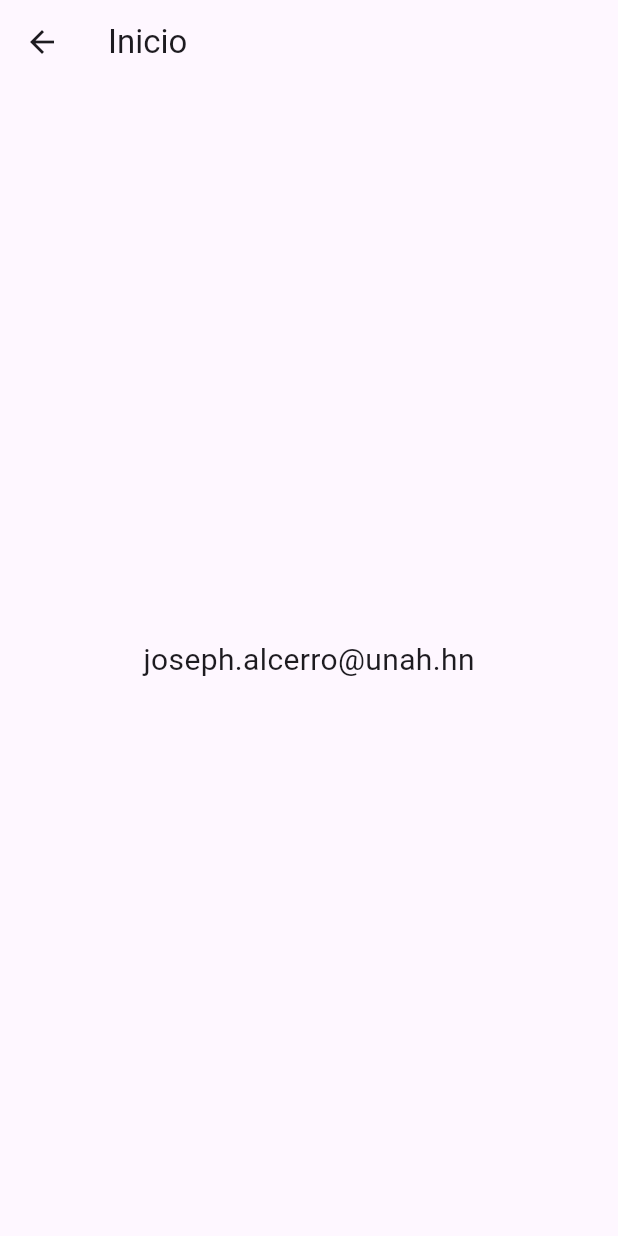
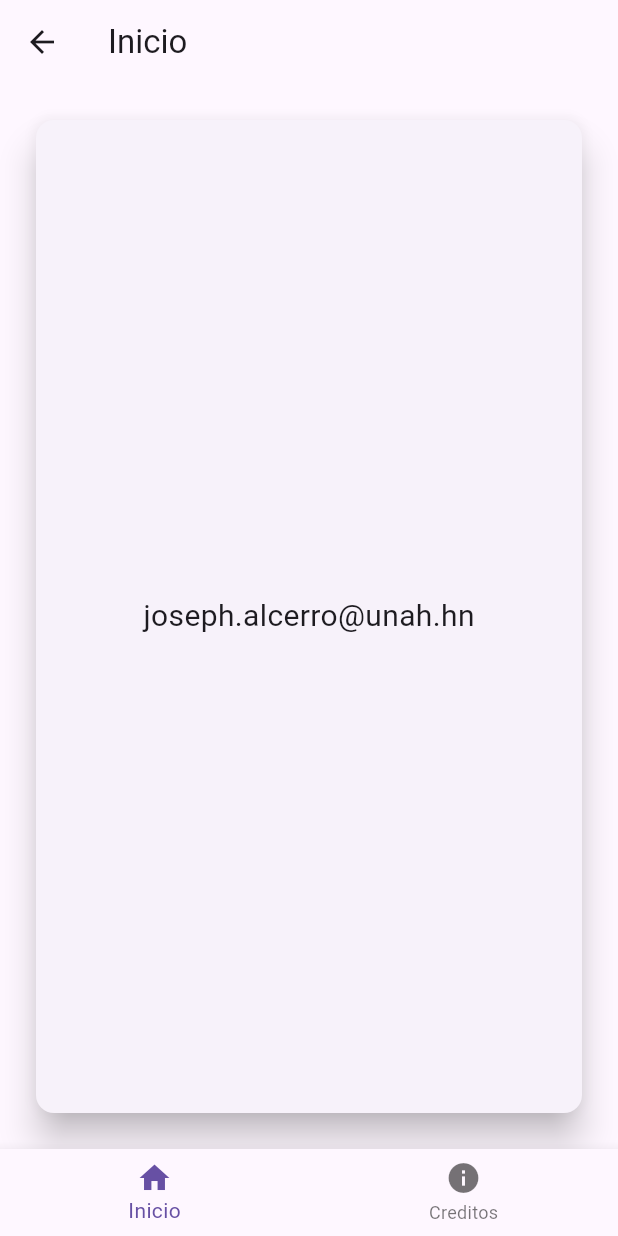
Before and after one commit to MelvinMajano/Ap_Autenticacion, a Flutter app: the InicioPage screen opened by its route, on a phone screen of 412 x 824 dp. Run offline on Flutter 3.47's test engine with Material 3 defaults, Android fonts, the phone set to English and light mode, and no system bars.

Commit message:
Commit 10

```diff
--- a/lib/pantallas/InicioPage.dart
+++ b/lib/pantallas/InicioPage.dart
@@ -1,19 +1,81 @@
 import 'package:flutter/material.dart';
 
-class InicioPage extends StatelessWidget {
-  const InicioPage({Key? key}) : super(key: key);
+class InicioPage extends StatefulWidget {
+   InicioPage({Key? key,  this.currentIndex =0}) : super(key: key);
+
+   int currentIndex;
+  @override
+  State<InicioPage> createState() => _InicioPageState();
+}
+
+class _InicioPageState extends State<InicioPage> {
+   final pageController = PageController();
 
   @override
   Widget build(BuildContext context) {
-    return Scaffold(
+    return  Scaffold(
       appBar: AppBar(
         title: const Text('Inicio'),
       ),
-      body: const Center(
-        child: Text(
-          'joseph.alcerro@unah.hn',
-          style: TextStyle(fontSize: 20.0),
-        ),
+      body:PageView(
+        controller: pageController,
+        // se bloquea el scroll
+        physics: const NeverScrollableScrollPhysics(),
+        onPageChanged: (value) {
+          widget.currentIndex = value;
+          setState(() {});
+        },
+        children: const [ Padding(
+          padding: EdgeInsets.all(20),
+          child:  Card(
+          elevation: 10,
+           child: Center(
+           child: Text(
+                'joseph.alcerro@unah.hn',
+                style: TextStyle(fontSize: 20.0),
+              ),
+            ),
+          ),
+        ),Padding(
+          padding: EdgeInsets.all(20),
+          child:  Card(
+          elevation: 10,
+           child: Center(
+           child: Column(
+            mainAxisAlignment: MainAxisAlignment.center,
+             children: [
+               Text("Melvin Majano",
+                  style: TextStyle(fontSize: 18),),
+                  Text("Joseph Alcerro",style: TextStyle(fontSize: 18)
+                  ),
+             ],
+           ),
+            ),
+          ),
+        )]
+      ),
+      bottomNavigationBar: BottomNavigationBar(
+        currentIndex: widget.currentIndex,
+        onTap: (index) {
+          widget.currentIndex = index;
+
+          pageController.animateToPage(
+            index,
+            curve: Curves.easeIn,
+            duration: const Duration(milliseconds: 300),
+          );
+          setState(() {});
+        },
+        items: const [
+          BottomNavigationBarItem(
+            icon: Icon(Icons.home),
+            label: 'Inicio',
+          ),
+          BottomNavigationBarItem(
+            icon: Icon(Icons.info),
+            label: 'Creditos',
+          ),
+        ],
       ),
     );
   }
--- a/lib/router.dart
+++ b/lib/router.dart
@@ -10,5 +10,5 @@ import 'package:flutter/material.dart';
 final Map<String, Widget Function(BuildContext)> routes ={
  MyRoutes.loginRoute.name: (context) => const LoginPage(),
  MyRoutes.registroRoute.name: (context) =>  RegistroPage(),
- MyRoutes.homepageRoute.name: (context) => const InicioPage(),
+ MyRoutes.homepageRoute.name: (context) =>  InicioPage(),
 };
```
Also changed, not shown: lib/pantallas/login_page.dart (+5 -5 lines).
